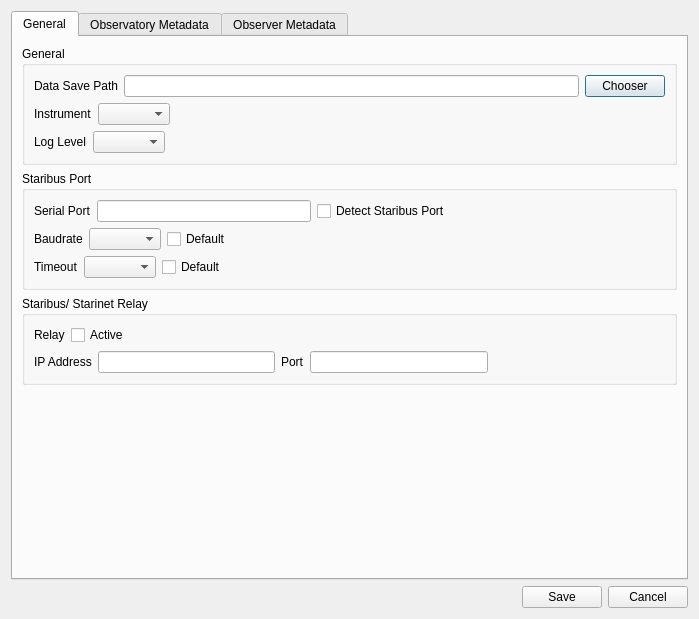
Above: core/ui/configuration.ui from mhorn71/StarbaseMini before the change. Below: the same form after it.
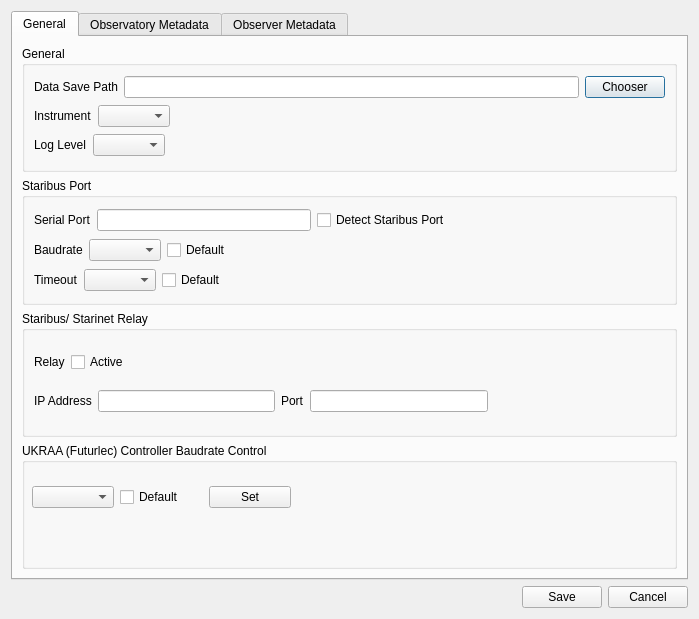
That is the form after the change.

Commit message: Added UKRAA Controller BaudRate Change GroupBox and associated button, checkbox, combobox.

Patch:
```diff
--- a/core/ui/configuration.ui
+++ b/core/ui/configuration.ui
@@ -308,17 +308,40 @@
           </widget>
          </item>
          <item row="3" column="0">
-          <spacer name="verticalSpacer_2">
-           <property name="orientation">
-            <enum>Qt::Vertical</enum>
+          <widget class="QGroupBox" name="groupBox_4">
+           <property name="title">
+            <string>UKRAA (Futurlec) Controller Baudrate Control</string>
            </property>
-           <property name="sizeHint" stdset="0">
-            <size>
-             <width>20</width>
-             <height>40</height>
-            </size>
-           </property>
-          </spacer>
+           <widget class="QWidget" name="">
+            <property name="geometry">
+             <rect>
+              <x>10</x>
+              <y>40</y>
+              <width>259</width>
+              <height>29</height>
+             </rect>
+            </property>
+            <layout class="QHBoxLayout" name="horizontalLayout_31">
+             <item>
+              <widget class="QComboBox" name="controllerBaudRateComboBox"/>
+             </item>
+             <item>
+              <widget class="QCheckBox" name="controllerBaudrateDefaultCheckBox">
+               <property name="text">
+                <string>Default</string>
+               </property>
+              </widget>
+             </item>
+             <item>
+              <widget class="QPushButton" name="controllerBaudrateSetPushButton">
+               <property name="text">
+                <string>Set</string>
+               </property>
+              </widget>
+             </item>
+            </layout>
+           </widget>
+          </widget>
          </item>
         </layout>
        </widget>
```
The commit also changes 1 other file.
